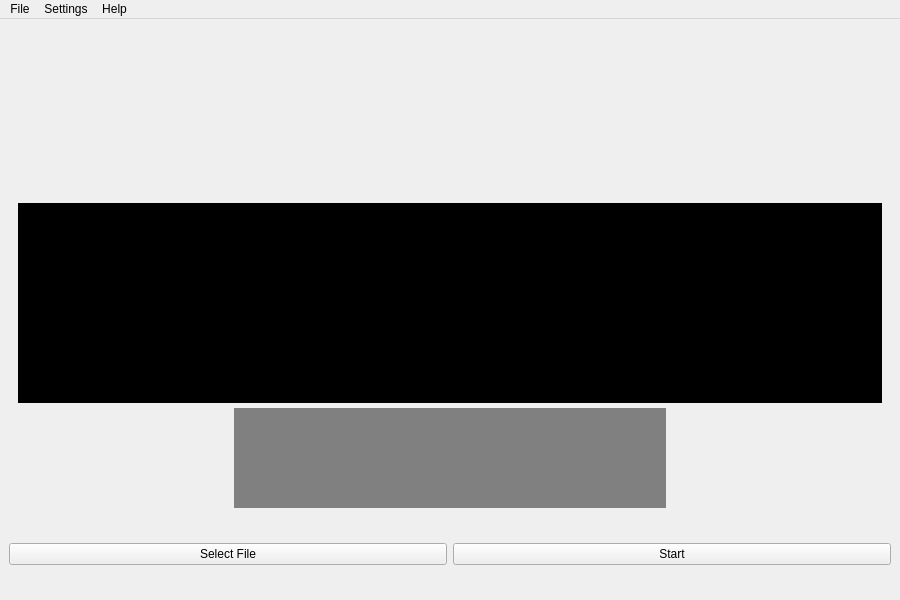
The window that UI/templates/mainwindow.ui (milonpabis/heartbeat-anomaly-detection) describes before a commit, drawn with Qt 5.
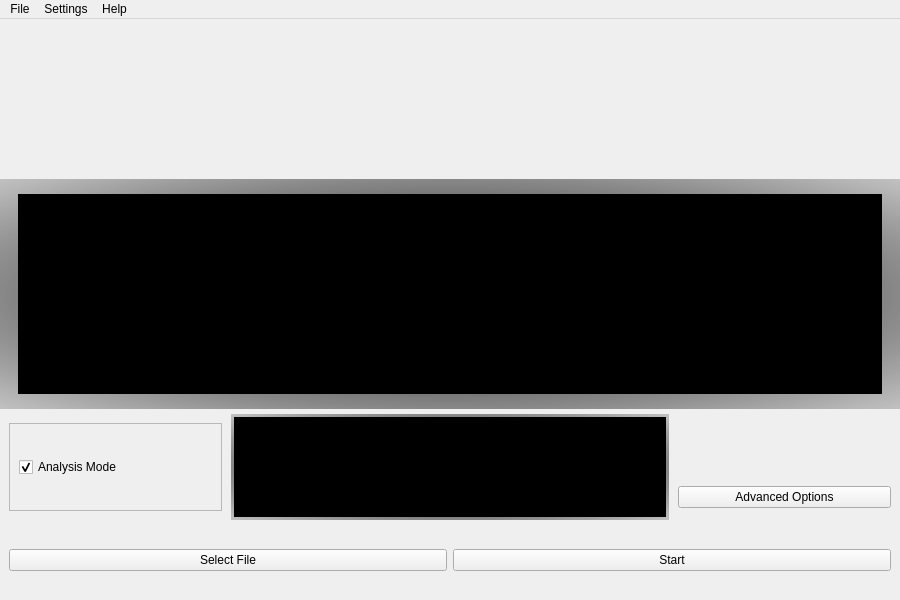
The same window after the commit.

```diff
--- a/UI/templates/mainwindow.ui
+++ b/UI/templates/mainwindow.ui
@@ -14,6 +14,12 @@
    <string>MainWindow</string>
   </property>
   <widget class="QWidget" name="centralwidget">
+   <property name="minimumSize">
+    <size>
+     <width>900</width>
+     <height>0</height>
+    </size>
+   </property>
    <layout class="QVBoxLayout" name="verticalLayout">
     <property name="spacing">
      <number>0</number>
@@ -76,6 +82,11 @@
        </property>
        <item>
         <widget class="QFrame" name="frame_6">
+         <property name="styleSheet">
+          <string notr="true">background-color: qradialgradient(spread:pad, cx:0.5, cy:0.5, radius:0.913, fx:0.5, fy:0.5, stop:0 rgba(0, 0, 0, 255), stop:1 rgba(255, 255, 255, 180));
+
+</string>
+         </property>
          <property name="frameShape">
           <enum>QFrame::NoFrame</enum>
          </property>
@@ -90,13 +101,13 @@
            <number>0</number>
           </property>
           <property name="topMargin">
-           <number>0</number>
+           <number>15</number>
           </property>
           <property name="rightMargin">
            <number>0</number>
           </property>
           <property name="bottomMargin">
-           <number>0</number>
+           <number>15</number>
           </property>
           <item>
            <widget class="QLabel" name="l_main">
@@ -167,10 +178,41 @@
          <property name="frameShadow">
           <enum>QFrame::Raised</enum>
          </property>
+         <layout class="QVBoxLayout" name="verticalLayout_2">
+          <item>
+           <widget class="QFrame" name="frame_advanced_options">
+            <property name="styleSheet">
+             <string notr="true"/>
+            </property>
+            <property name="frameShape">
+             <enum>QFrame::StyledPanel</enum>
+            </property>
+            <property name="frameShadow">
+             <enum>QFrame::Raised</enum>
+            </property>
+            <layout class="QVBoxLayout" name="verticalLayout_4">
+             <item>
+              <widget class="QCheckBox" name="checkbox_analysis">
+               <property name="text">
+                <string>Analysis Mode</string>
+               </property>
+               <property name="checked">
+                <bool>true</bool>
+               </property>
+              </widget>
+             </item>
+            </layout>
+           </widget>
+          </item>
+         </layout>
         </widget>
        </item>
        <item>
         <widget class="QFrame" name="frame_9">
+         <property name="styleSheet">
+          <string notr="true">background-color: qradialgradient(spread:pad, cx:0.5, cy:0.5, radius:0.913, fx:0.5, fy:0.5, stop:0 rgba(0, 0, 0, 255), stop:1 rgba(255, 255, 255, 180));
+</string>
+         </property>
          <property name="frameShape">
           <enum>QFrame::NoFrame</enum>
          </property>
@@ -182,16 +224,16 @@
            <number>0</number>
           </property>
           <property name="leftMargin">
-           <number>0</number>
+           <number>3</number>
           </property>
           <property name="topMargin">
-           <number>0</number>
+           <number>3</number>
           </property>
           <property name="rightMargin">
-           <number>0</number>
+           <number>3</number>
           </property>
           <property name="bottomMargin">
-           <number>0</number>
+           <number>3</number>
           </property>
           <item>
            <widget class="QLabel" name="l_sub">
@@ -201,8 +243,14 @@
               <height>100</height>
              </size>
             </property>
+            <property name="maximumSize">
+             <size>
+              <width>432</width>
+              <height>100</height>
+             </size>
+            </property>
             <property name="styleSheet">
-             <string notr="true">background-color: gray;
+             <string notr="true">background-color: black;
 </string>
             </property>
             <property name="text">
@@ -221,6 +269,21 @@
          <property name="frameShadow">
           <enum>QFrame::Raised</enum>
          </property>
+         <layout class="QVBoxLayout" name="verticalLayout_5">
+          <property name="topMargin">
+           <number>70</number>
+          </property>
+          <item>
+           <widget class="QPushButton" name="bt_advanced_options">
+            <property name="text">
+             <string>Advanced Options</string>
+            </property>
+            <property name="checkable">
+             <bool>true</bool>
+            </property>
+           </widget>
+          </item>
+         </layout>
         </widget>
        </item>
       </layout>
```
